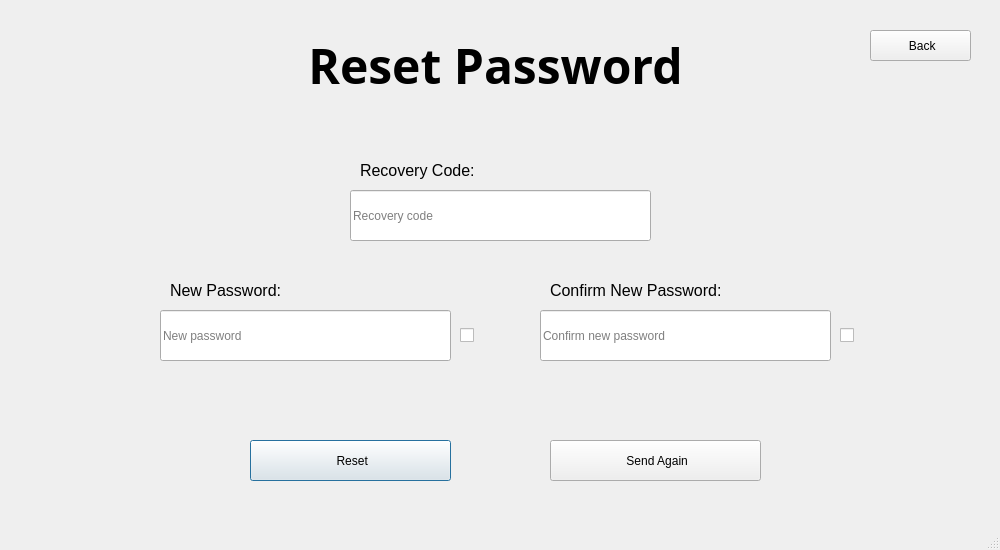
First picture: the form in Main/client/gui/ui/recovery.ui, repository SuperName3102/Final-Project, before the edit.
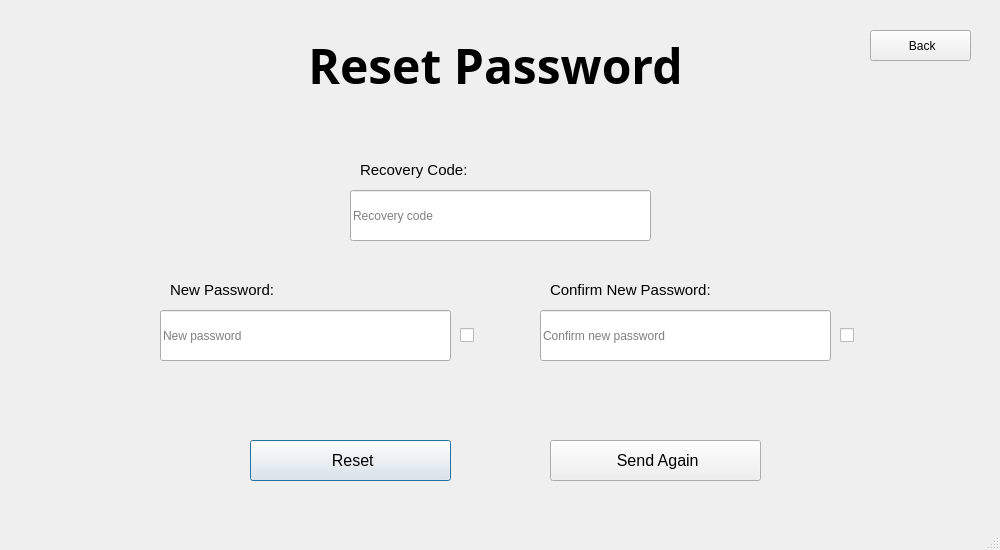
Second picture: the form after the edit.

```diff
--- a/Main/client/gui/ui/recovery.ui
+++ b/Main/client/gui/ui/recovery.ui
@@ -90,8 +90,13 @@
       <height>21</height>
      </rect>
     </property>
+    <property name="font">
+     <font>
+      <pointsize>11</pointsize>
+     </font>
+    </property>
     <property name="text">
-     <string>&lt;html&gt;&lt;head/&gt;&lt;body&gt;&lt;p&gt;&lt;span style=&quot; font-size:12pt;&quot;&gt;Recovery Code:&lt;/span&gt;&lt;/p&gt;&lt;/body&gt;&lt;/html&gt;</string>
+     <string>&lt;html&gt;&lt;head/&gt;&lt;body&gt;&lt;p&gt;&lt;span&gt;Recovery Code:&lt;/span&gt;&lt;/p&gt;&lt;/body&gt;&lt;/html&gt;</string>
     </property>
     <property name="alignment">
      <set>Qt::AlignmentFlag::AlignLeading|Qt::AlignmentFlag::AlignLeft|Qt::AlignmentFlag::AlignVCenter</set>
@@ -128,6 +133,11 @@
       <height>41</height>
      </rect>
     </property>
+    <property name="font">
+     <font>
+      <pointsize>12</pointsize>
+     </font>
+    </property>
     <property name="styleSheet">
      <string notr="true"/>
     </property>
@@ -153,6 +163,11 @@
       <height>41</height>
      </rect>
     </property>
+    <property name="font">
+     <font>
+      <pointsize>12</pointsize>
+     </font>
+    </property>
     <property name="styleSheet">
      <string notr="true"/>
     </property>
@@ -191,8 +206,13 @@
       <height>21</height>
      </rect>
     </property>
+    <property name="font">
+     <font>
+      <pointsize>11</pointsize>
+     </font>
+    </property>
     <property name="text">
-     <string>&lt;html&gt;&lt;head/&gt;&lt;body&gt;&lt;p&gt;&lt;span style=&quot; font-size:12pt;&quot;&gt;New Password:&lt;/span&gt;&lt;/p&gt;&lt;/body&gt;&lt;/html&gt;</string>
+     <string>&lt;html&gt;&lt;head/&gt;&lt;body&gt;&lt;p&gt;&lt;span&gt;New Password:&lt;/span&gt;&lt;/p&gt;&lt;/body&gt;&lt;/html&gt;</string>
     </property>
     <property name="alignment">
      <set>Qt::AlignmentFlag::AlignLeading|Qt::AlignmentFlag::AlignLeft|Qt::AlignmentFlag::AlignVCenter</set>
@@ -223,8 +243,13 @@
       <height>21</height>
      </rect>
     </property>
+    <property name="font">
+     <font>
+      <pointsize>11</pointsize>
+     </font>
+    </property>
     <property name="text">
-     <string>&lt;html&gt;&lt;head/&gt;&lt;body&gt;&lt;p&gt;&lt;span style=&quot; font-size:12pt;&quot;&gt;Confirm New Password:&lt;/span&gt;&lt;/p&gt;&lt;/body&gt;&lt;/html&gt;</string>
+     <string>&lt;html&gt;&lt;head/&gt;&lt;body&gt;&lt;p&gt;&lt;span&gt;Confirm New Password:&lt;/span&gt;&lt;/p&gt;&lt;/body&gt;&lt;/html&gt;</string>
     </property>
     <property name="alignment">
      <set>Qt::AlignmentFlag::AlignLeading|Qt::AlignmentFlag::AlignLeft|Qt::AlignmentFlag::AlignVCenter</set>
```
Left out of the diff: 11 changed lines with no effect on the pictures.
